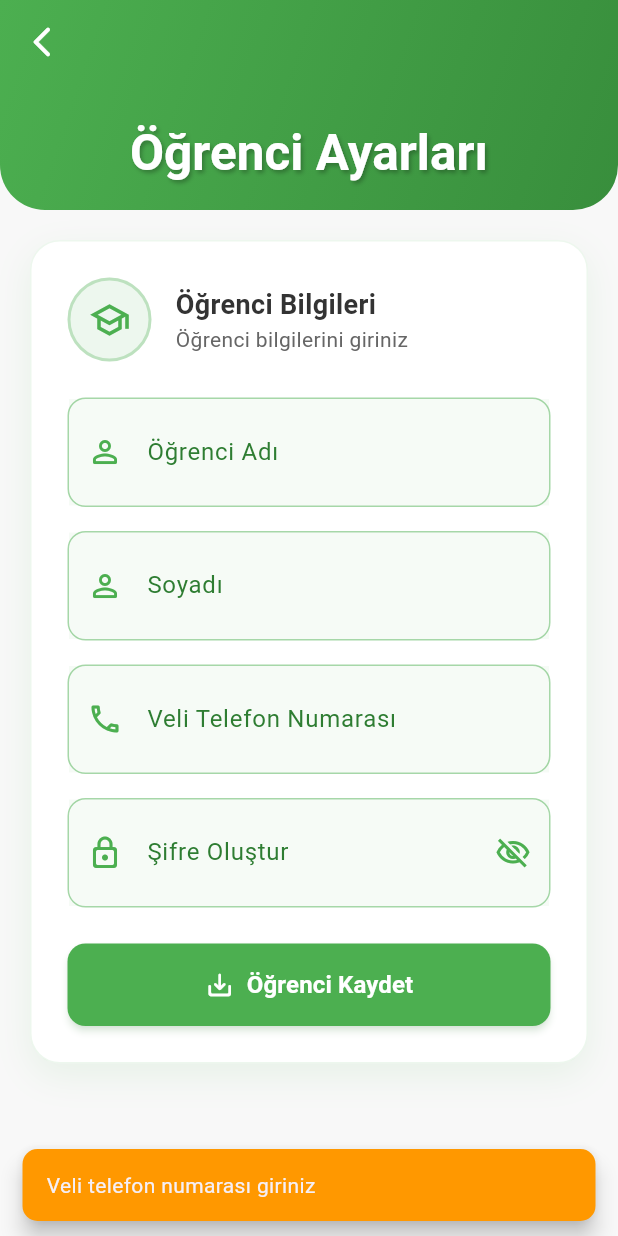
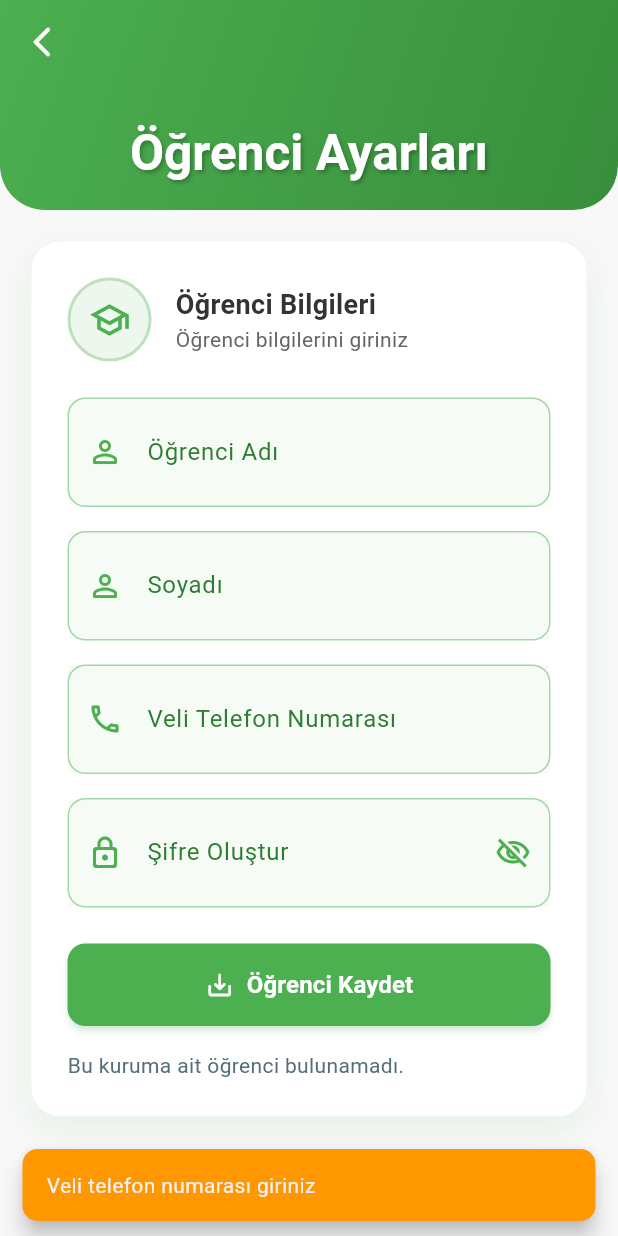
Before and after one commit to OguzhanYucedag/FlutterTest, a Flutter app: the OgrenciAyarlariPage screen opened directly, after a tap on "Öğrenci Kaydet", on a phone screen of 412 x 824 dp. Run offline on Flutter 3.47's test engine with Material 3 defaults, Android fonts, the light colour scheme and no system bars; our stand-ins replace cloud_firestore, file_picker, firebase_core, image_picker, table_calendar; accounts and stored records are empty.

Commit message:
veri tabanı sorgusu yazılmıştır
ogretmen girişi düzeltilmiştir.
Veri tabanında başka bir Velinin Telefonu ile yeni veli kayıdının telefonu eşleşiyorsa kayıt yapılmaz.
ogretmen_girişi sayfasında ki ad parametresi ogrenciler_list sayfasına aktarılmış ve "Öğrencilerim" yazısının üstünde gösterilmiştir.(bu ogrenci listesi çekilirken kullanılacaktır.)

```diff
--- a/flutter_test_1/lib/kurum/ogrenci_ayarları.dart
+++ b/flutter_test_1/lib/kurum/ogrenci_ayarları.dart
@@ -18,6 +18,14 @@ class _OgrenciAyarlariPageState extends State<OgrenciAyarlariPage> {
 
   bool _obscurePassword = true;
   bool _isSaving = false;
+  final List<_OgrenciKaydi> _ogrenciler = [];
+  bool _ogrenciListYukleniyor = false;
+
+  @override
+  void initState() {
+    super.initState();
+    _ogrencileriGetir();
+  }
 
   @override
   void dispose() {
@@ -186,6 +194,10 @@ class _OgrenciAyarlariPageState extends State<OgrenciAyarlariPage> {
 
                         // Save Button
                         _buildSaveButton(),
+                        const SizedBox(height: 16),
+
+                        // Kayıtlı öğrenciler listesi
+                        _buildOgrenciListeAlani(),
                       ],
                     ),
                   ),
@@ -314,6 +326,55 @@ class _OgrenciAyarlariPageState extends State<OgrenciAyarlariPage> {
     );
   }
 
+  Widget _buildOgrenciListeAlani() {
+    if (_ogrenciListYukleniyor) {
+      return const Center(
+        child: Padding(
+          padding: EdgeInsets.symmetric(vertical: 12),
+          child: CircularProgressIndicator(color: Color(0xFF4CAF50)),
+        ),
+      );
+    }
+
+    if (_ogrenciler.isEmpty) {
+      return const Text(
+        'Bu kuruma ait öğrenci bulunamadı.',
+        style: TextStyle(color: Color(0xFF546E7A)),
+      );
+    }
+
+    return Column(
+      children: _ogrenciler.map(_buildOgrenciSatiri).toList(),
+    );
+  }
+
+  Widget _buildOgrenciSatiri(_OgrenciKaydi ogrenci) {
+    final controller = TextEditingController(text: ogrenci.ad);
+    return Padding(
+      padding: const EdgeInsets.only(bottom: 12),
+      child: TextField(
+        controller: controller,
+        readOnly: true,
+        decoration: InputDecoration(
+          labelText: 'Kayıtlı Öğrenci',
+          prefixIcon: const Icon(Icons.person_outline, color: Color(0xFF4CAF50)),
+          suffixIcon: IconButton(
+            icon: const Icon(Icons.remove_circle_outline, color: Colors.red),
+            onPressed: () => _ogrenciSil(ogrenci.id),
+          ),
+          border: OutlineInputBorder(
+            borderRadius: BorderRadius.circular(12),
+            borderSide: BorderSide(
+              color: const Color(0xFF4CAF50).withValues(alpha: 0.5),
+            ),
+          ),
+          filled: true,
+          fillColor: const Color(0xFF4CAF50).withValues(alpha: 0.05),
+        ),
+      ),
+    );
+  }
+
   Future<void> veliVarmi() async {
     final numara = _telefonController.text.trim();
 
@@ -383,7 +444,7 @@ class _OgrenciAyarlariPageState extends State<OgrenciAyarlariPage> {
       _telefonController.clear();
       _sifreController.clear();
 
-
+      await _ogrencileriGetir();
     } catch (e) {
       if (!mounted) return;
       _showSnackBar('Hata: $e', Colors.red);
@@ -405,4 +466,55 @@ class _OgrenciAyarlariPageState extends State<OgrenciAyarlariPage> {
       ),
     );
   }
+
+  Future<void> _ogrencileriGetir() async {
+    setState(() => _ogrenciListYukleniyor = true);
+
+    try {
+      final sorgu = await FirebaseFirestore.instance
+          .collection('ogrenciler')
+          .where('bagliOlduguKurum', isEqualTo: widget.baglikurum ?? '')
+          .get();
+
+      if (!mounted) return;
+      setState(() {
+        _ogrenciler
+          ..clear()
+          ..addAll(
+            sorgu.docs
+                .map(
+                  (d) => _OgrenciKaydi(
+                    id: d.id,
+                    ad: (d.data()['kullanıcıAd'] ?? '').toString(),
+                  ),
+                )
+                .toList(),
+          );
+      });
+    } catch (e) {
+      if (!mounted) return;
+      _showSnackBar('Öğrenciler alınamadı: $e', Colors.red);
+    } finally {
+      if (mounted) {
+        setState(() => _ogrenciListYukleniyor = false);
+      }
+    }
+  }
+
+  Future<void> _ogrenciSil(String id) async {
+    try {
+      await FirebaseFirestore.instance.collection('ogrenciler').doc(id).delete();
+      await _ogrencileriGetir();
+      _showSnackBar('Öğrenci silindi', Colors.green);
+    } catch (e) {
+      _showSnackBar('Silme hatası: $e', Colors.red);
+    }
+  }
 }
+
+class _OgrenciKaydi {
+  _OgrenciKaydi({required this.id, required this.ad});
+
+  final String id;
+  final String ad;
+}
```
Also changed, not shown: flutter_test_1/lib/kayit.dart (+24 -0 lines), flutter_test_1/lib/main.dart (+13 -2 lines), flutter_test_1/lib/ogretmen/ogrencilerim_list.dart (+20 -50 lines), flutter_test_1/lib/ogretmen/ogretmen_giris.dart (+38 -37 lines).
